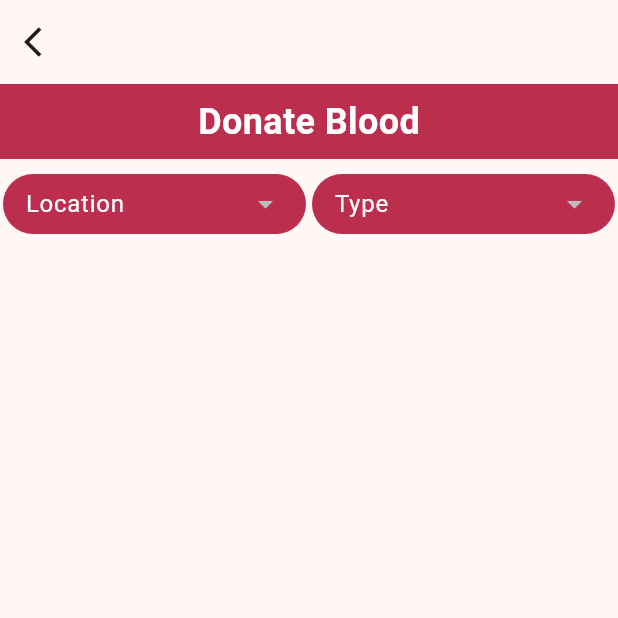
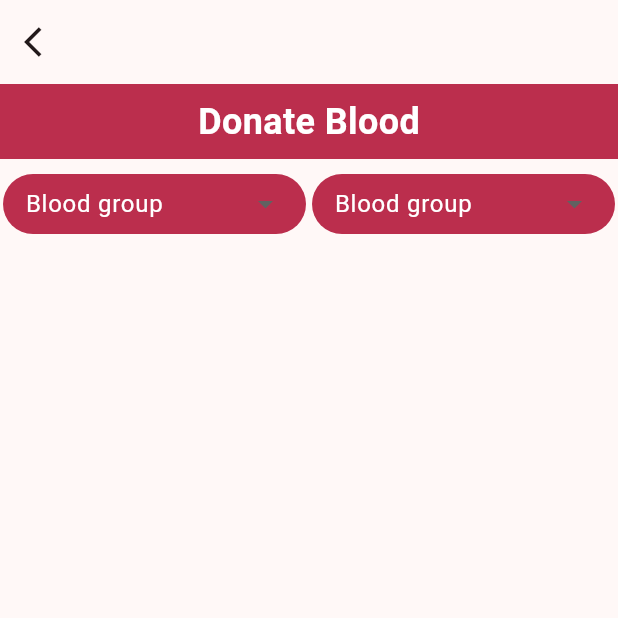
Before and after one commit to rohitbaing08/Bloodbank-Android, a Flutter app: the ReceiversListView screen opened by its route, on a phone screen of 412 x 824 dp, the top half of it. Run offline on Flutter 3.47's test engine with Material 3 defaults, Android fonts, the phone set to English and light mode, and no system bars; our stand-ins replace cloud_firestore, firebase_auth, firebase_core, fluttertoast, go_router, share_plus and 1 more; accounts and stored records are empty.

Commit message:
Filter issue fixed

```diff
--- a/lib/view/components/search_filters.dart
+++ b/lib/view/components/search_filters.dart
@@ -1,7 +1,7 @@
 import 'package:bloodbank_management/res/colors.dart';
 import 'package:flutter/material.dart';
 
-class SearchFilter extends StatelessWidget {
+class SearchFilter extends StatefulWidget {
   final List<String> items;
   final String? selected;
   final String title;
@@ -13,6 +13,11 @@ class SearchFilter extends StatelessWidget {
       required this.selected,
       required this.ontap});
 
+  @override
+  State<SearchFilter> createState() => _SearchFilterState();
+}
+
+class _SearchFilterState extends State<SearchFilter> {
   @override
   Widget build(BuildContext context) {
     return Flexible(
@@ -28,22 +33,28 @@ class SearchFilter extends StatelessWidget {
           padding: const EdgeInsets.symmetric(horizontal: 15),
           child: Center(
             child: DropdownButtonFormField<String>(
-              value: selected,
-              items: items
-                  .map((String value) => DropdownMenuItem<String>(
-                        value: value,
-                        child: Text(value),
-                      ))
-                  .toList(),
+              value: widget.selected,
+              items: [
+                const DropdownMenuItem<String>(
+                  value: '',
+                  child: Text('All'),
+                ),
+                ...List.generate(
+                    widget.items.length,
+                    (index) => DropdownMenuItem<String>(
+                          value: widget.items[index],
+                          child: Text(widget.items[index]),
+                        ))
+              ],
               onChanged: (value) {
-                ontap(value);
+                widget.ontap(value);
               },
               elevation: 0,
               decoration: InputDecoration(
                   border: InputBorder.none,
                   label: Text(
-                    title,
-                    style: TextStyle(color: Colors.white),
+                    widget.title,
+                    style: const TextStyle(color: Colors.white),
                   )),
             ),
           ),
--- a/lib/view/screens/profile_view.dart
+++ b/lib/view/screens/profile_view.dart
@@ -255,7 +255,6 @@ class _ProfileViewState extends State<ProfileView> {
                                         .snapshots(),
                                     builder: (context, snapshot) {
                                       if (snapshot.data != null) {
-                                        print(snapshot.data);
                                         return CupertinoSwitch(
                                             activeColor:
                                                 LightAppColors().seedColor,
--- a/lib/view/screens/receivers_list_view.dart
+++ b/lib/view/screens/receivers_list_view.dart
@@ -3,6 +3,7 @@ import 'package:bloodbank_management/res/routes_constant.dart';
 import 'package:bloodbank_management/view/components/receiver_card.dart';
 import 'package:bloodbank_management/view/components/search_filters.dart';
 import 'package:bloodbank_management/view_model/users_view_model.dart';
+import 'package:cloud_firestore/cloud_firestore.dart';
 import 'package:flutter/material.dart';
 import 'package:provider/provider.dart';
 
@@ -45,31 +46,53 @@ class ReceiversListView extends StatelessWidget {
             const SizedBox(
               height: 10,
             ),
-            Row(
+            StreamBuilder<QuerySnapshot>(
+                stream:
+                    FirebaseFirestore.instance.collection('users').snapshots(),
+                builder: (context, snapshot) {
+                  if (!snapshot.hasData) {
+                    return Container();
+                  } else {
+                    var data = snapshot.data!.docs;
+                    List<String> locationList = [];
+                    List<String> bloodgroupsList = [];
+                    data.forEach((element) {
+                      locationList.add(element['locality']);
+                      bloodgroupsList.add(element['bloodgroup']);
+                      // To delete double values
+                      locationList = locationList.toSet().toList();
+                      bloodgroupsList = bloodgroupsList.toSet().toList();
+                      print(locationList + bloodgroupsList);
+                    });
+                    return Row(
                       mainAxisAlignment: MainAxisAlignment.spaceEvenly,
                       children: [
                         SearchFilter(
-                  title: 'Location',
+                          title: selectedLocation == ''
+                              ? 'Blood group'
+                              : selectedLocation,
                           selected: location,
                           ontap: (val) {
-                    print(val);
                             selectedLocation = val;
                             value.updateList();
                           },
-                  items: value.locationList1,
+                          items: locationList,
                         ),
                         SearchFilter(
-                  title: 'Type',
+                          title: selectedBloodgroup == ''
+                              ? 'Blood group'
+                              : selectedBloodgroup,
                           selected: bloodgroup,
                           ontap: (val) {
-                    print(val);
                             selectedBloodgroup = val;
                             value.updateList();
                           },
-                  items: value.bloodgroupsList1,
+                          items: bloodgroupsList,
                         ),
                       ],
-            ),
+                    );
+                  }
+                }),
             Expanded(
               child: FutureBuilder(
                 future: value.fetchReceivers(),
--- a/lib/view_model/users_view_model.dart
+++ b/lib/view_model/users_view_model.dart
@@ -4,12 +4,6 @@ import 'package:flutter/material.dart';
 
 class UserViewModel extends ChangeNotifier {
   final FirebaseFirestore _firestore = FirebaseFirestore.instance;
-
-  List<String> bloodgroupsList1 = [];
-  List<String> locationList1 = [];
-
-  List<String> bloodgroupsList2 = [];
-  List<String> locationList2 = [];
 
   updateList() {
     notifyListeners();
@@ -25,14 +19,6 @@ class UserViewModel extends ChangeNotifier {
         Map<String, dynamic> data = doc.data() as Map<String, dynamic>;
         return UserModel.fromJson(data);
       }).toList();
-      users.forEach((element) {
-        locationList2.add(element.locality);
-        bloodgroupsList2.add(element.bloodgroup);
-        // To delete double values
-        locationList2 = locationList2.toSet().toList();
-        bloodgroupsList2 = bloodgroupsList1.toSet().toList();
-        print(locationList2 + bloodgroupsList2);
-      });
       return users;
     } catch (e) {
       print('Error fetching users: $e');
@@ -47,14 +33,6 @@ class UserViewModel extends ChangeNotifier {
         Map<String, dynamic> data = doc.data() as Map<String, dynamic>;
         return UserModel.fromJson(data);
       }).toList();
-      users.forEach((element) {
-        locationList1.add(element.locality);
-        bloodgroupsList1.add(element.bloodgroup);
-        // To delete double values
-        locationList1 = locationList1.toSet().toList();
-        bloodgroupsList1 = bloodgroupsList1.toSet().toList();
-        print(locationList1 + bloodgroupsList1);
-      });
       return users;
     } catch (e) {
       print('Error fetching users: $e');
```
Also changed, not shown: lib/view/screens/donors_list_view.dart (+31 -8 lines). Lines whose indentation alone changed are shown as unchanged.
